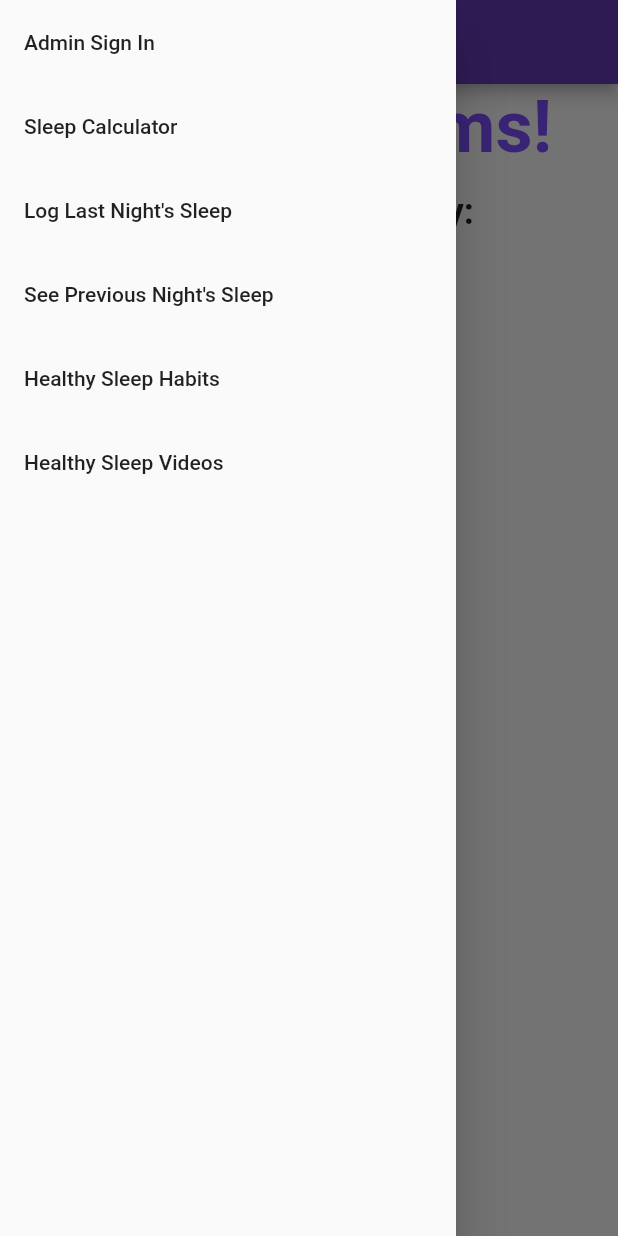
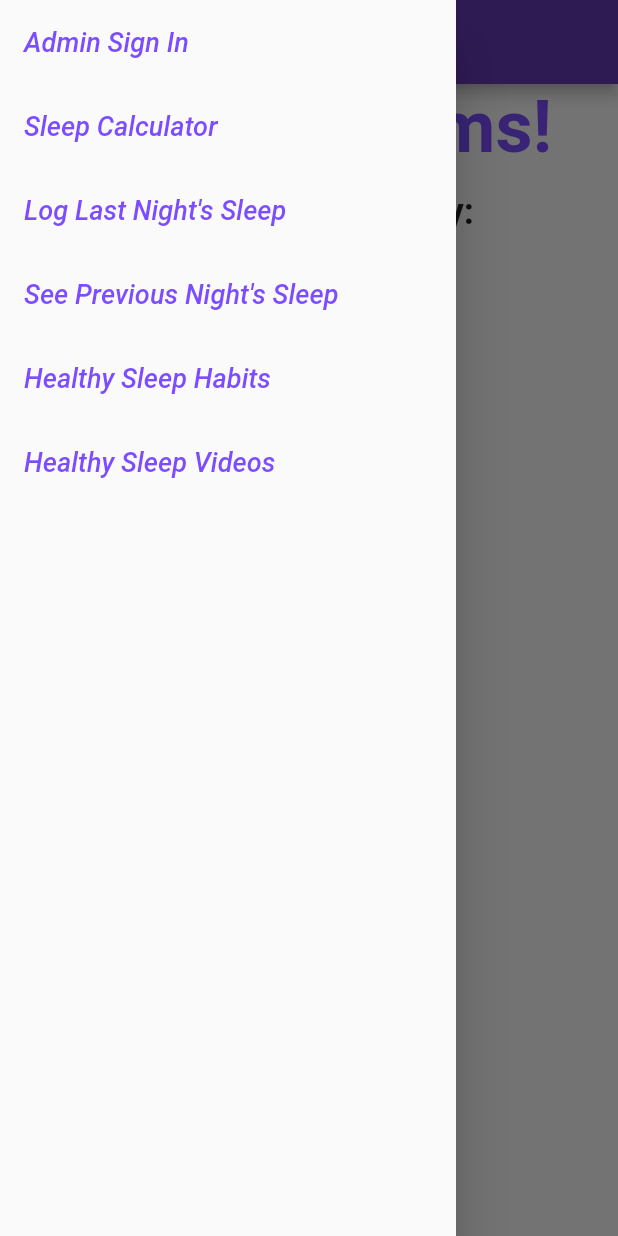
Before and after one commit to jakelang01/SweetDreams, a Flutter app: the screen it shows after launch, with the side drawer open, on a phone screen of 412 x 824 dp. Run offline on Flutter 3.47's test engine with Material 2 defaults, Android fonts, the phone set to English and light mode, and no system bars; our stand-ins replace cloud_firestore, firebase_core, flutter_rating_bar, shared_preferences, youtube_player_flutter; accounts and stored records are empty.

Commit message:
Add purple text style

```diff
--- a/lib/main.dart
+++ b/lib/main.dart
@@ -175,6 +175,11 @@ class MyApp extends StatelessWidget {
                     fontWeight: FontWeight.bold,
                     color: Colors.black87,
                   ),
+                  bodyText1: TextStyle(
+                    fontSize: 18.0,
+                    fontStyle: FontStyle.italic,
+                    color: Colors.deepPurpleAccent,
+                  ),
                   bodyText2: TextStyle(
                     fontSize: 18.0,
                     fontStyle: FontStyle.italic,
```
